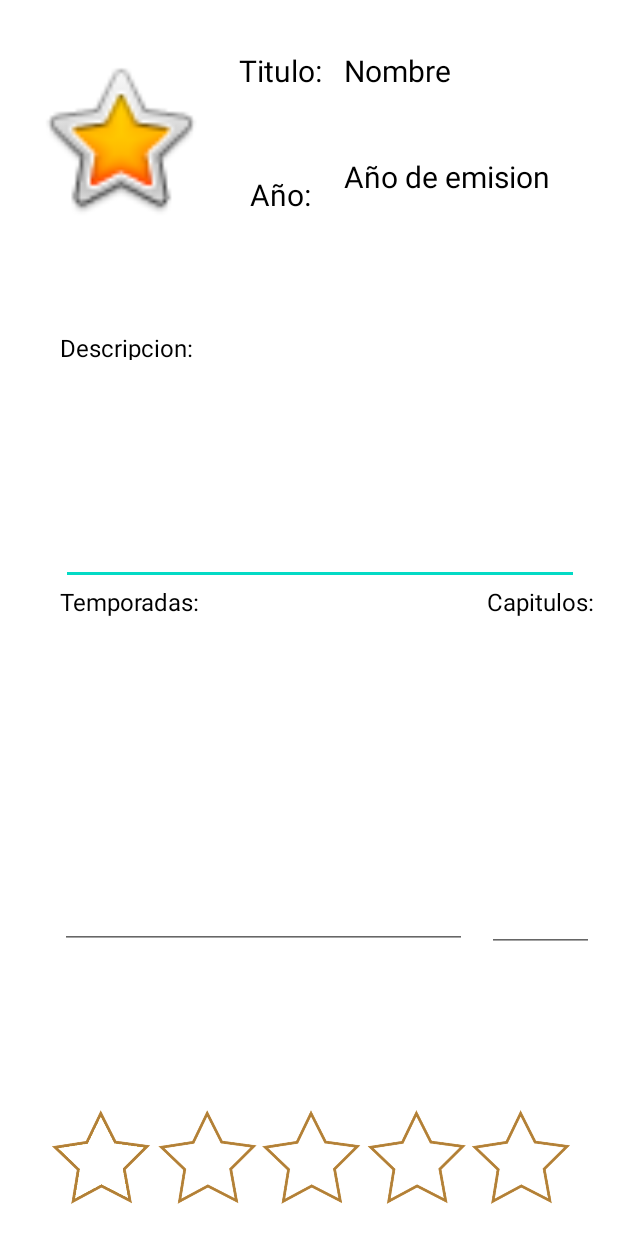
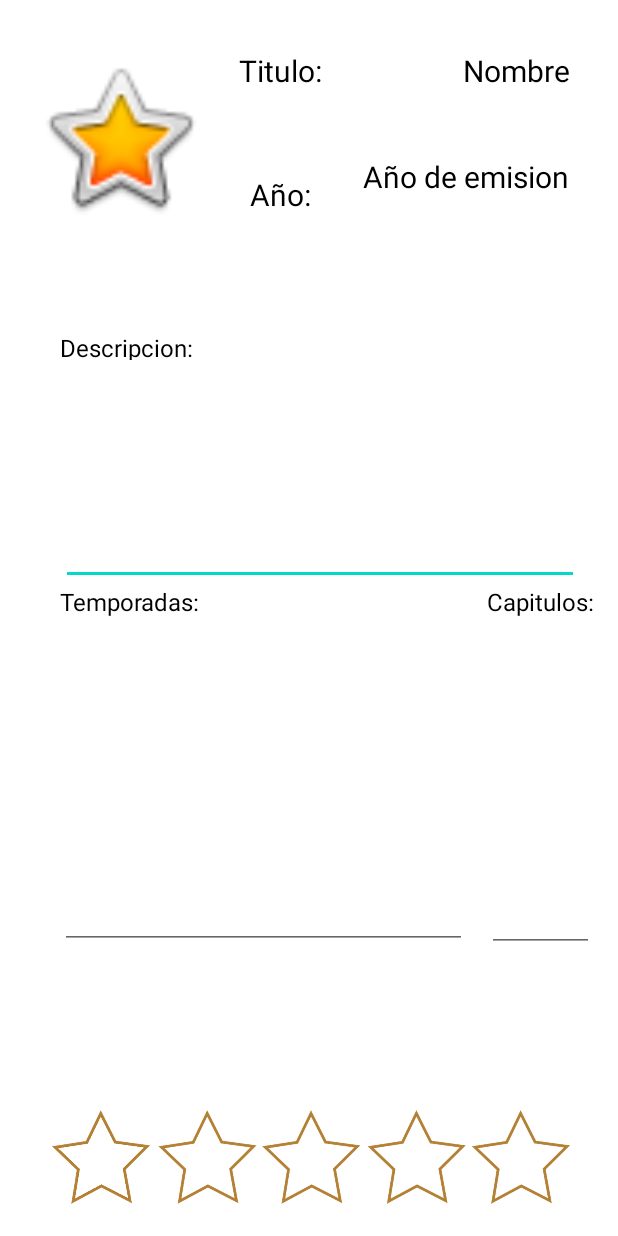
Before and after one commit to mlhzgz/TG1Grupo2, an Android app: the layout activity_datos_serie.xml on its own in the app's theme, with its tools: preview values and no code run, on a phone screen of 412 x 824 dp. Run offline under Robolectric (Android 15) with nearby library versions, the phone set to English and light mode, and no system bars.

Commit message:
layout datos actualizacion

```diff
--- a/app/src/main/res/layout/activity_datos_serie.xml
+++ b/app/src/main/res/layout/activity_datos_serie.xml
@@ -23,7 +23,7 @@
         android:layout_width="150dp"
         android:layout_height="49dp"
         android:text="Nombre"
-        android:textAlignment="viewStart"
+        android:textAlignment="textEnd"
         android:textColor="@color/black"
         android:textSize="20sp"
         app:layout_constraintBottom_toBottomOf="parent"
@@ -38,7 +38,7 @@
         android:layout_width="150dp"
         android:layout_height="49dp"
         android:text="Año de emision"
-        android:textAlignment="viewStart"
+        android:textAlignment="textEnd"
         android:textColor="@color/black"
         android:textSize="20sp"
         app:layout_constraintBottom_toBottomOf="parent"
@@ -88,7 +88,7 @@
         android:ems="10"
         android:gravity="start|top"
         android:inputType="textMultiLine"
-        android:textAlignment="textEnd"
+        android:textAlignment="textStart"
         app:layout_constraintBottom_toBottomOf="parent"
         app:layout_constraintEnd_toEndOf="parent"
         app:layout_constraintHorizontal_bias="0.448"
```
